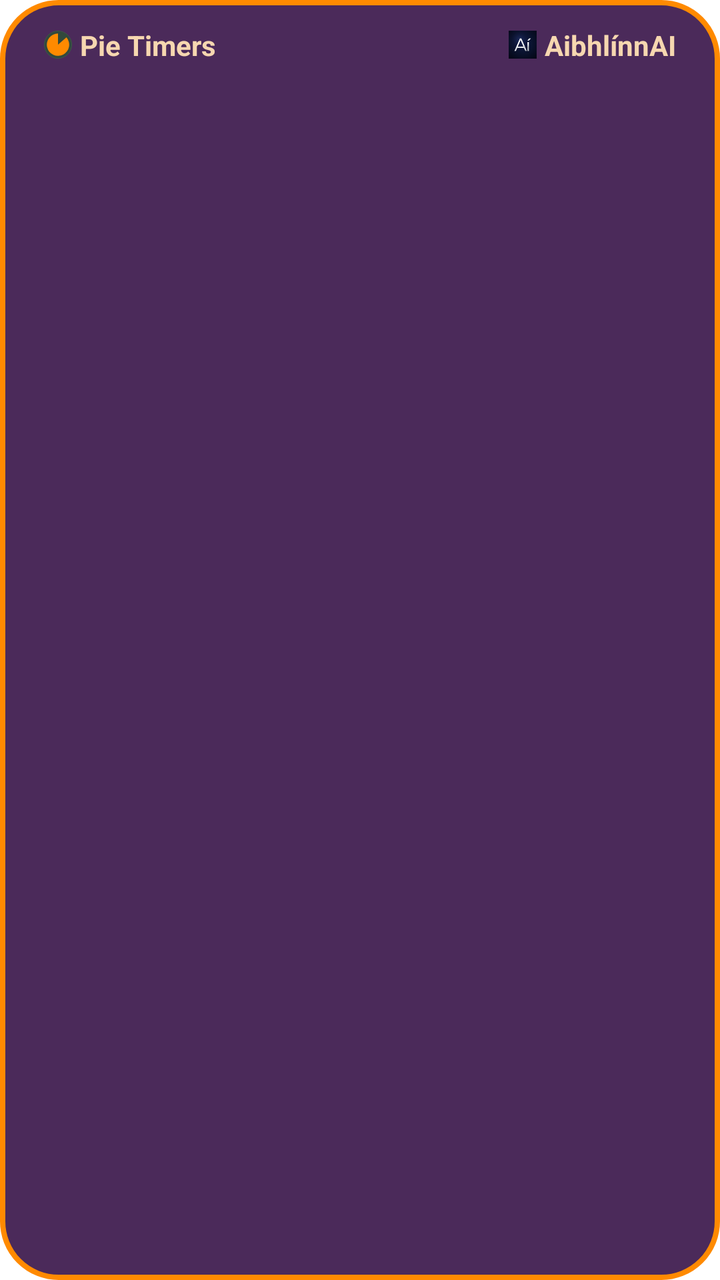
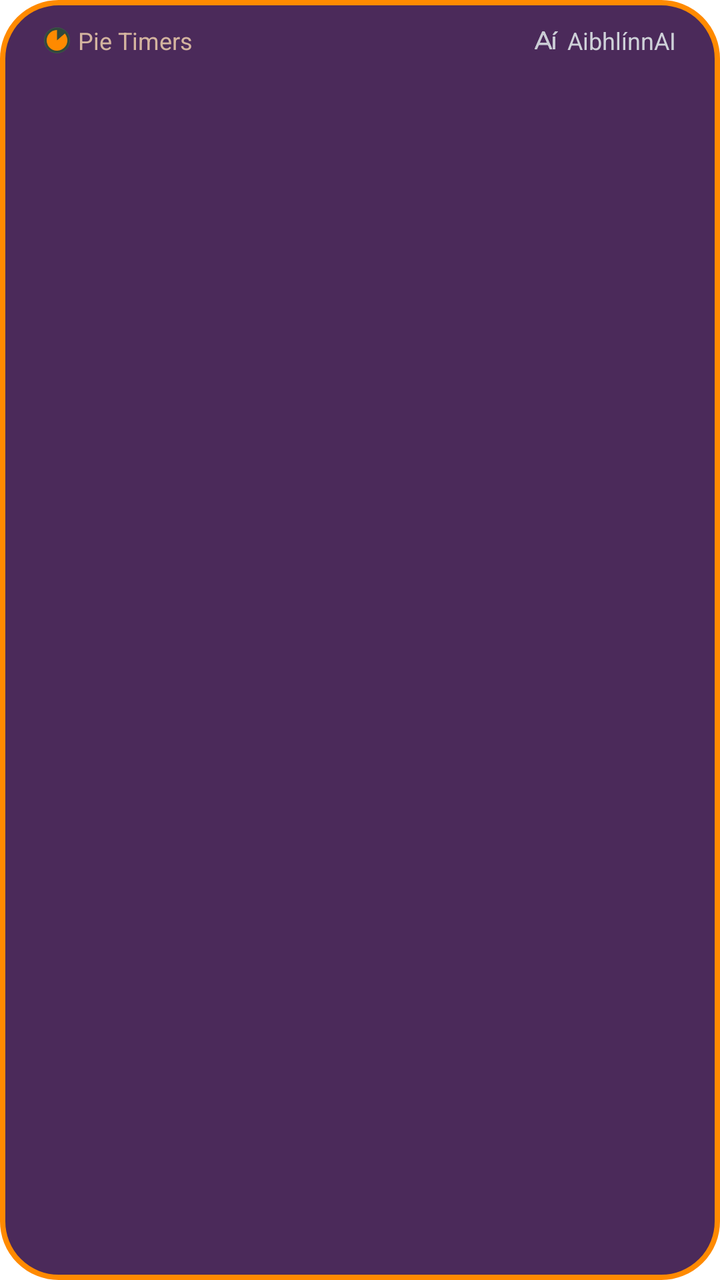

Compare the two renders of this Android layout. The source of the first and the diff that turns it into the second are given below.
<!-- AndroidManifest.xml: application theme Theme.PieTimers.Starting -->
<!-- res/layout/widget_pies.xml -->
<?xml version="1.0" encoding="utf-8"?>
<LinearLayout xmlns:android="http://schemas.android.com/apk/res/android"
    android:id="@+id/widget_root"
    android:layout_width="match_parent"
    android:layout_height="match_parent"
    android:background="@drawable/widget_background"
    android:orientation="vertical"
    android:paddingLeft="6dp"
    android:paddingRight="6dp"
    android:paddingBottom="8dp">

    
    <include layout="@layout/widget_header" />

    <LinearLayout
        android:id="@+id/widget_pies"
        android:layout_width="match_parent"
        android:layout_height="0dp"
        android:layout_weight="1"
        android:baselineAligned="false"
        android:orientation="horizontal">

        <LinearLayout
            android:id="@+id/slot1"
            android:layout_width="0dp"
            android:layout_height="match_parent"
            android:layout_weight="1"
            android:gravity="center_horizontal"
            android:orientation="vertical">

            <TextView
                android:id="@+id/slot1_label"
                style="@style/Widget.PieTimers.Label" />

            <ImageView
                android:id="@+id/slot1_pie"
                android:layout_width="match_parent"
                android:layout_height="0dp"
                android:layout_marginTop="2dp"
                android:layout_marginBottom="2dp"
                android:layout_weight="1"
                android:importantForAccessibility="no"
                android:scaleType="fitCenter" />

            <TextView
                android:id="@+id/slot1_time"
                style="@style/Widget.PieTimers.Time" />
        </LinearLayout>

        <LinearLayout
            android:id="@+id/slot2"
            android:layout_width="0dp"
            android:layout_height="match_parent"
            android:layout_weight="1"
            android:gravity="center_horizontal"
            android:orientation="vertical">

            <TextView
                android:id="@+id/slot2_label"
                style="@style/Widget.PieTimers.Label" />

            <ImageView
                android:id="@+id/slot2_pie"
                android:layout_width="match_parent"
                android:layout_height="0dp"
                android:layout_marginTop="2dp"
                android:layout_marginBottom="2dp"
                android:layout_weight="1"
                android:importantForAccessibility="no"
                android:scaleType="fitCenter" />

            <TextView
                android:id="@+id/slot2_time"
                style="@style/Widget.PieTimers.Time" />
        </LinearLayout>

        <LinearLayout
            android:id="@+id/slot3"
            android:layout_width="0dp"
            android:layout_height="match_parent"
            android:layout_weight="1"
            android:gravity="center_horizontal"
            android:orientation="vertical">

            <TextView
                android:id="@+id/slot3_label"
                style="@style/Widget.PieTimers.Label" />

            <ImageView
                android:id="@+id/slot3_pie"
                android:layout_width="match_parent"
                android:layout_height="0dp"
                android:layout_marginTop="2dp"
                android:layout_marginBottom="2dp"
                android:layout_weight="1"
                android:importantForAccessibility="no"
                android:scaleType="fitCenter" />

            <TextView
                android:id="@+id/slot3_time"
                style="@style/Widget.PieTimers.Time" />
        </LinearLayout>
    </LinearLayout>

    
    <TextView
        android:id="@+id/widget_note"
        android:layout_width="match_parent"
        android:layout_height="0dp"
        android:layout_weight="1"
        android:gravity="center"
        android:text="@string/widget_open"
        android:textColor="@color/widget_text"
        android:textSize="14sp"
        android:visibility="gone" />
</LinearLayout>
<!-- res/layout/widget_header.xml (included above) -->
<?xml version="1.0" encoding="utf-8"?>
<LinearLayout xmlns:android="http://schemas.android.com/apk/res/android"
    android:layout_width="match_parent"
    android:layout_height="wrap_content"
    android:baselineAligned="false"
    android:gravity="center_vertical"
    android:orientation="horizontal">

    <LinearLayout
        android:id="@+id/widget_brand_pie"
        android:layout_width="wrap_content"
        android:layout_height="wrap_content"
        android:contentDescription="@string/widget_brand_pie_about"
        android:gravity="center_vertical"
        android:orientation="horizontal"
        android:paddingLeft="16dp"
        android:paddingTop="13dp"
        android:paddingRight="10dp"
        android:paddingBottom="4dp">

        <ImageView
            android:layout_width="14dp"
            android:layout_height="14dp"
            android:layout_marginRight="4dp"
            android:importantForAccessibility="no"
            android:src="@drawable/widget_icon_pie" />

        <TextView
            style="@style/Widget.PieTimers.Brand"
            android:text="@string/widget_brand_pie" />
    </LinearLayout>

    <FrameLayout
        android:layout_width="0dp"
        android:layout_height="1dp"
        android:layout_weight="1" />

    <LinearLayout
        android:id="@+id/widget_brand_ai"
        android:layout_width="wrap_content"
        android:layout_height="wrap_content"
        android:contentDescription="@string/widget_brand_ai_about"
        android:gravity="center_vertical"
        android:orientation="horizontal"
        android:paddingLeft="10dp"
        android:paddingTop="13dp"
        android:paddingRight="16dp"
        android:paddingBottom="4dp">

        <ImageView
            android:layout_width="14dp"
            android:layout_height="14dp"
            android:layout_marginRight="4dp"
            android:importantForAccessibility="no"
            android:src="@drawable/widget_mark_ai" />

        <TextView
            style="@style/Widget.PieTimers.Brand"
            android:text="@string/widget_brand_ai" />
    </LinearLayout>
</LinearLayout>
<!-- resources referenced by this layout -->
<resources>
  <color name="widget_text">#F6D7B0</color>
  <!-- drawable widget_background (drawable) -->
  <?xml version="1.0" encoding="utf-8"?>
  <shape xmlns:android="http://schemas.android.com/apk/res/android"
      android:shape="rectangle">
      <solid android:color="@color/widget_background" />
      <stroke
          android:width="2.5dp"
          android:color="@color/widget_border" />
      <corners android:radius="@dimen/widget_radius" />
  </shape>
  <!-- drawable widget_mark_ai: png bitmap (drawable-nodpi, 8029 bytes) -->
  <string name="widget_brand_ai" translatable="false">AibhlínnAI</string>
  <string name="widget_brand_ai_about">AibhlínnAI: show the QR code for aibhlinn.ai</string>
  <string name="widget_brand_pie">Pie Timers</string>
  <string name="widget_brand_pie_about">Pie Timers: show the QR code for Google Play</string>
  <string name="widget_open">Open Pie Timers</string>
  <style name="Widget.PieTimers.Brand" parent="">
          <item name="android:layout_width">wrap_content</item>
          <item name="android:layout_height">wrap_content</item>
          <item name="android:maxLines">1</item>
          <item name="android:ellipsize">end</item>
          <item name="android:textColor">@color/widget_text</item>
          <item name="android:textSize">14sp</item>
          <item name="android:textStyle">bold</item>
      </style>
  <style name="Widget.PieTimers.Label" parent="">
          <item name="android:layout_width">match_parent</item>
          <item name="android:layout_height">wrap_content</item>
          <item name="android:gravity">center</item>
          <item name="android:maxLines">1</item>
          <item name="android:ellipsize">end</item>
          <item name="android:textColor">@color/widget_text</item>
          <item name="android:textSize">12sp</item>
      </style>
  <style name="Widget.PieTimers.Time" parent="">
          <item name="android:layout_width">match_parent</item>
          <item name="android:layout_height">wrap_content</item>
          <item name="android:gravity">center</item>
          <item name="android:maxLines">1</item>
          <item name="android:textColor">@color/widget_time</item>
          <item name="android:textSize">14sp</item>
          <item name="android:textStyle">bold</item>
      </style>
  <style name="Theme.PieTimers.Starting" parent="Theme.SplashScreen">
          <item name="windowSplashScreenBackground">@color/app_background</item>
          <item name="windowSplashScreenAnimatedIcon">@drawable/splash_icon</item>
          <item name="postSplashScreenTheme">@style/Theme.PieTimers</item>
      </style>
  <color name="widget_background">#4B2A5A</color>
  <color name="widget_border">#FF8A00</color>
  <dimen name="widget_radius">20dp</dimen>
  <color name="widget_time">#FF9A1F</color>
  <color name="app_background">#1C1024</color>
  <!-- drawable splash_icon (drawable) -->
  <?xml version="1.0" encoding="utf-8"?>
  <layer-list xmlns:android="http://schemas.android.com/apk/res/android">
      <item
          android:width="288dp"
          android:height="288dp">
          <shape android:shape="rectangle">
              <solid android:color="@android:color/transparent" />
          </shape>
      </item>
      <item
          android:width="240dp"
          android:height="240dp"
          android:drawable="@mipmap/ic_maskable"
          android:gravity="center" />
  </layer-list>
  <style name="Theme.PieTimers" parent="android:Theme.Material.Light.NoActionBar">
          <item name="android:windowBackground">@color/app_background</item>
          <item name="android:colorBackground">@color/app_background</item>
      </style>
  <!-- unchanged entries left out for length: 1 -->
</resources>

<!-- the commit's change to res/layout/widget_pies.xml (unified diff, before → after) -->
@@ -7,7 +7,7 @@
     android:orientation="vertical"
     android:paddingLeft="6dp"
     android:paddingRight="6dp"
-    android:paddingBottom="8dp">
+    android:paddingBottom="12dp">
 
     
     <include layout="@layout/widget_header" />
@@ -131,13 +131,13 @@
         android:gravity="center_vertical"
         android:orientation="horizontal"
         android:paddingLeft="16dp"
-        android:paddingTop="13dp"
+        android:paddingTop="12dp"
         android:paddingRight="10dp"
         android:paddingBottom="4dp">
 
         <ImageView
-            android:layout_width="14dp"
-            android:layout_height="14dp"
+            android:layout_width="13dp"
+            android:layout_height="13dp"
             android:layout_marginRight="4dp"
             android:importantForAccessibility="no"
             android:src="@drawable/widget_icon_pie" />
@@ -160,19 +160,20 @@
         android:gravity="center_vertical"
         android:orientation="horizontal"
         android:paddingLeft="10dp"
-        android:paddingTop="13dp"
+        android:paddingTop="12dp"
         android:paddingRight="16dp"
         android:paddingBottom="4dp">
 
         <ImageView
-            android:layout_width="14dp"
-            android:layout_height="14dp"
+            android:layout_width="13dp"
+            android:layout_height="13dp"
             android:layout_marginRight="4dp"
             android:importantForAccessibility="no"
             android:src="@drawable/widget_mark_ai" />
 
         <TextView
             style="@style/Widget.PieTimers.Brand"
-            android:text="@string/widget_brand_ai" />
+            android:text="@string/widget_brand_ai"
+            android:textColor="@color/widget_brand_ai" />
     </LinearLayout>
 </LinearLayout>
<!-- resource entries referenced after the edit -->
@@ -1,5 +1,6 @@
 <!-- resources referenced by this layout -->
 <resources>
+  <color name="widget_brand_ai">#CED1D8</color>
   <color name="widget_text">#F6D7B0</color>
   <!-- drawable widget_background (drawable) -->
   <?xml version="1.0" encoding="utf-8"?>
@@ -11,7 +12,7 @@
           android:color="@color/widget_border" />
       <corners android:radius="@dimen/widget_radius" />
   </shape>
-  <!-- drawable widget_mark_ai: png bitmap (drawable-nodpi, 8029 bytes) -->
+  <!-- drawable widget_mark_ai: png bitmap (drawable-nodpi, 4395 bytes) -->
   <string name="widget_brand_ai" translatable="false">AibhlínnAI</string>
   <string name="widget_brand_ai_about">AibhlínnAI: show the QR code for aibhlinn.ai</string>
   <string name="widget_brand_pie">Pie Timers</string>
@@ -22,14 +23,15 @@
           <item name="android:layout_height">wrap_content</item>
           <item name="android:maxLines">1</item>
           <item name="android:ellipsize">end</item>
-          <item name="android:textColor">@color/widget_text</item>
-          <item name="android:textSize">14sp</item>
-          <item name="android:textStyle">bold</item>
+          <item name="android:textColor">@color/widget_brand</item>
+          <item name="android:textSize">12sp</item>
       </style>
   <style name="Widget.PieTimers.Label" parent="">
           <item name="android:layout_width">match_parent</item>
           <item name="android:layout_height">wrap_content</item>
           <item name="android:gravity">center</item>
+          <item name="android:paddingLeft">1dp</item>
+          <item name="android:paddingRight">1dp</item>
           <item name="android:maxLines">1</item>
           <item name="android:ellipsize">end</item>
           <item name="android:textColor">@color/widget_text</item>
@@ -40,7 +42,7 @@
           <item name="android:layout_height">wrap_content</item>
           <item name="android:gravity">center</item>
           <item name="android:maxLines">1</item>
-          <item name="android:textColor">@color/widget_time</item>
+          <item name="android:textColor">@color/widget_text</item>
           <item name="android:textSize">14sp</item>
           <item name="android:textStyle">bold</item>
       </style>
@@ -52,7 +54,7 @@
   <color name="widget_background">#4B2A5A</color>
   <color name="widget_border">#FF8A00</color>
   <dimen name="widget_radius">20dp</dimen>
-  <color name="widget_time">#FF9A1F</color>
+  <color name="widget_brand">#CCF6D7B0</color>
   <color name="app_background">#1C1024</color>
   <!-- drawable splash_icon (drawable) -->
   <?xml version="1.0" encoding="utf-8"?>
